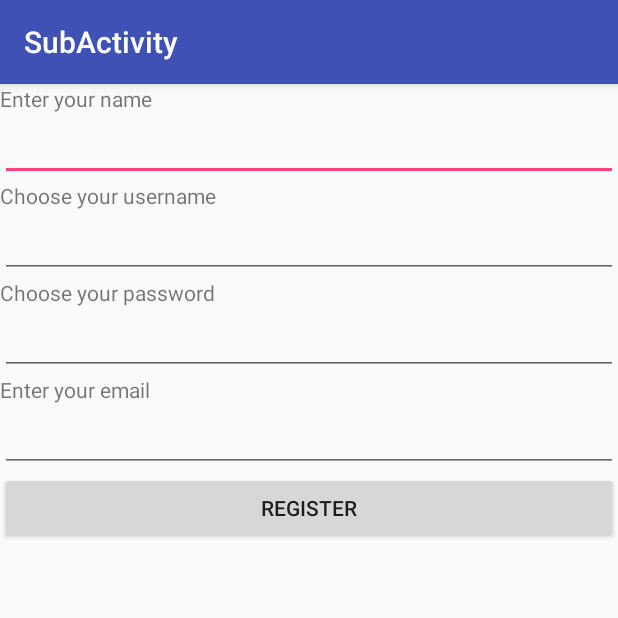
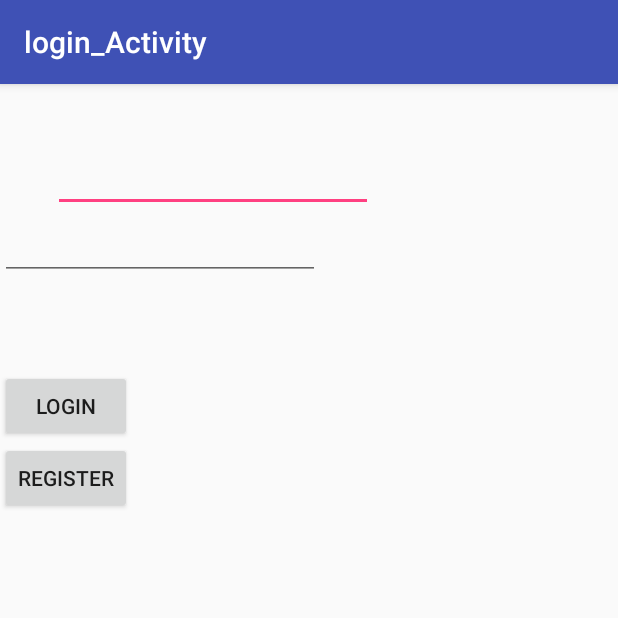
Before and after one commit to asterix153/NTS_apply, an Android app: the screen it shows after launch (SubActivity before the commit, login_Activity after it), after a tap on "산책", on a phone screen of 412 x 824 dp, the top half of it. Run offline under Robolectric (Android 15) with nearby library versions, the phone set to English and light mode, and no system bars; 1 other tap on this screen came first.

Commit message:
connect android-login-register

```diff
--- a/damagochi/app/src/main/AndroidManifest.xml
+++ b/damagochi/app/src/main/AndroidManifest.xml
@@ -18,6 +18,9 @@
         </activity>
         <activity
             android:name=".SubActivity" android:label="SubActivity"/>
+        <activity
+            android:name=".login_Activity" android:label="login_Activity"/>
+
         <!-- ATTENTION: This was auto-generated to add Google Play services to your project for
              App Indexing.  See https://g.co/AppIndexing/AndroidStudio for more information. -->
         <meta-data
--- a/damagochi/app/src/main/java/kr/soen/damagochi/MainActivity.java
+++ b/damagochi/app/src/main/java/kr/soen/damagochi/MainActivity.java
@@ -135,7 +135,7 @@ public class MainActivity extends AppCompatActivity {
 
                     break;
                 case R.id.stroll: // play with pet outside    임시로 다른 액티비티 넘어가는 것
-                    Intent intent = new Intent(MainActivity.this, SubActivity.class);
+                    Intent intent = new Intent(MainActivity.this, login_Activity.class);
                     startActivityForResult(intent, ACT_EDIT);
                     break;
 
--- a/damagochi/app/src/main/java/kr/soen/damagochi/SubActivity.java
+++ b/damagochi/app/src/main/java/kr/soen/damagochi/SubActivity.java
@@ -77,7 +77,7 @@ public class SubActivity extends AppCompatActivity implements View.OnClickListen
 
     private Button buttonRegister;
 
-    private static final String REGISTER_URL = "http://danaeri.dothome.co.kr/mainPHP.php";
+    private static final String REGISTER_URL = "http://danaeri.dothome.co.kr/android_register.php";
 
 
     @Override
--- /dev/null
+++ b/damagochi/app/src/main/java/kr/soen/damagochi/login_Activity.java
@@ -0,0 +1,76 @@
+package kr.soen.damagochi;
+
+
+
+        import android.content.Intent;
+        import android.os.Bundle;
+        import android.support.v7.app.AppCompatActivity;
+        import android.support.v7.widget.Toolbar;
+        import android.util.Log;
+        import android.view.View;
+        import android.view.Menu;
+        import android.view.MenuItem;
+        import android.widget.EditText;
+
+        import java.util.concurrent.ExecutionException;
+
+
+public class login_Activity extends  AppCompatActivity{
+
+    private static final String TAG = "LogTest";
+    final static int ACT_EDIT = 0;
+
+    EditText usernameEt, PassworkdEt;
+    String username;
+    String password;
+
+
+    @Override
+    protected void onCreate(Bundle savedInstanceState) {
+        super.onCreate(savedInstanceState);
+        setContentView(R.layout.real_login);
+        usernameEt = (EditText) findViewById(R.id.edt_username);
+        PassworkdEt = (EditText) findViewById(R.id.edt_password);
+
+    }
+
+    public void btn_login(View view) throws ExecutionException, InterruptedException {
+        username = usernameEt.getText().toString();
+        password = PassworkdEt.getText().toString();
+        String type = "login";
+        BackgroundWorker backgroundWorker = new BackgroundWorker(this);
+
+        String choice = backgroundWorker.execute(type, username, password).get();
+
+        if(choice.equals("login success")){ //그냥 ==로 하면 오류나네
+            Log.i(TAG,"here!");
+            Intent intent = new Intent();
+            intent.putExtra("TextOut", username);
+            intent.putExtra("TextOut2", password);
+            setResult(RESULT_OK, intent);
+            finish();
+        }
+        else {
+            Log.i(TAG,"here2!");
+        }
+
+
+
+    }
+
+
+    public void btn_register(View view) {
+
+
+        Intent intent2 = new Intent(login_Activity.this, SubActivity.class);
+        startActivityForResult(intent2, ACT_EDIT);
+
+
+        /*Intent intent = new Intent();
+        intent.putExtra("TextOut",username);
+        intent.putExtra("TextOut2", password);
+        setResult(RESULT_OK, intent);
+        finish();*/
+    }
+
+}
--- a/damagochi/app/src/main/res/layout/login.xml
+++ b/damagochi/app/src/main/res/layout/login.xml
@@ -51,4 +51,5 @@
     android:text="Register"
     android:id="@+id/buttonRegister" />
 
+
 </LinearLayout>
--- /dev/null
+++ b/damagochi/app/src/main/res/layout/real_login.xml
@@ -0,0 +1,45 @@
+<?xml version="1.0" encoding="utf-8"?>
+<LinearLayout xmlns:android="http://schemas.android.com/apk/res/android"
+    android:orientation="vertical"
+    android:layout_width="match_parent"
+    android:layout_height="match_parent"
+    >
+
+    <EditText
+        android:layout_width="wrap_content"
+        android:layout_height="wrap_content"
+        android:inputType="textPersonName"
+        android:ems="10"
+        android:id="@+id/edt_username"
+        android:layout_alignParentLeft="true"
+        android:layout_alignParentStart="true"
+        android:layout_marginLeft="35dp"
+        android:layout_marginStart="35dp"
+        android:layout_marginTop="40dp" />
+    <EditText
+        android:layout_width="wrap_content"
+        android:layout_height="wrap_content"
+        android:inputType="textPassword"
+        android:ems="10"
+        android:id="@+id/edt_password"
+        android:layout_below="@+id/edt_username"
+        android:layout_alignLeft="@+id/edt_username"
+        android:layout_alignStart="@+id/edt_username" />
+    <Button
+        android:layout_width="wrap_content"
+        android:layout_height="wrap_content"
+        android:text="login"
+        android:id="@+id/btn_login"
+        android:layout_marginTop="60dp"
+        android:layout_below="@+id/edt_username"
+        android:layout_alignLeft="@+id/edt_username"
+        android:layout_alignStart="@+id/edt_username"
+        android:onClick="btn_login"
+        />
+    <Button
+        android:layout_height="wrap_content"
+        android:layout_width="wrap_content"
+        android:text="register"
+        android:onClick="btn_register"
+        />
+    </LinearLayout>
```
Also changed, not shown: damagochi/app/src/main/java/kr/soen/damagochi/BackgroundWorker.java (added, +93 -0 lines), 3 other files.
